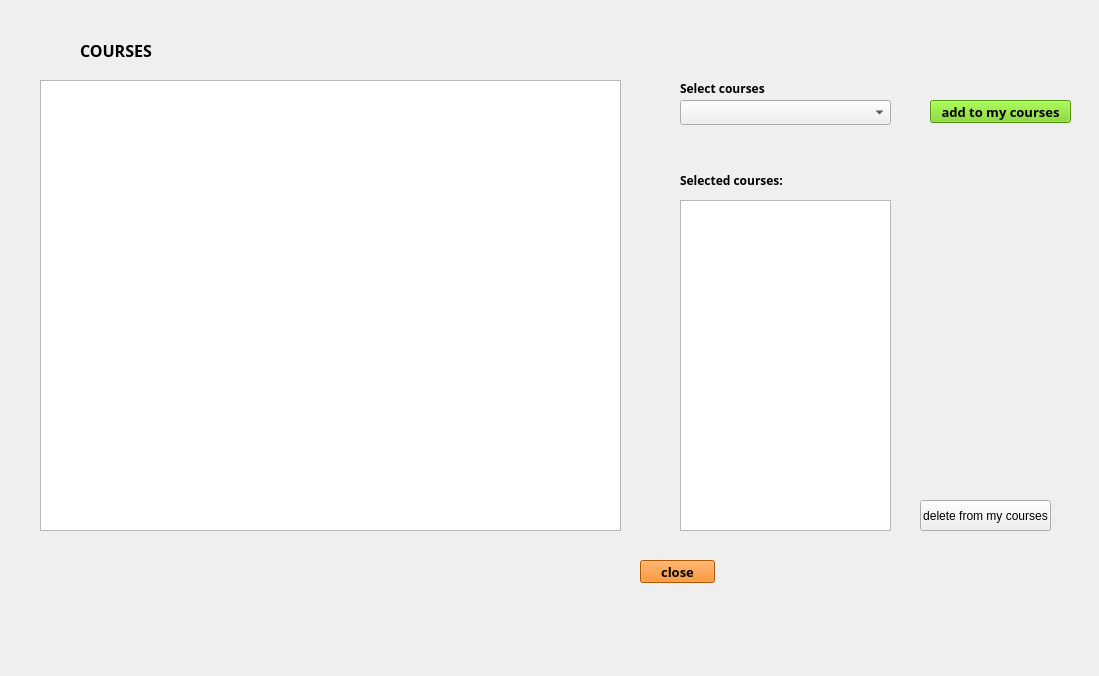
This is courseswidgetstudent.ui in casalete/ErasmusIo as Qt 5 draws it before an edit. The edited form follows.
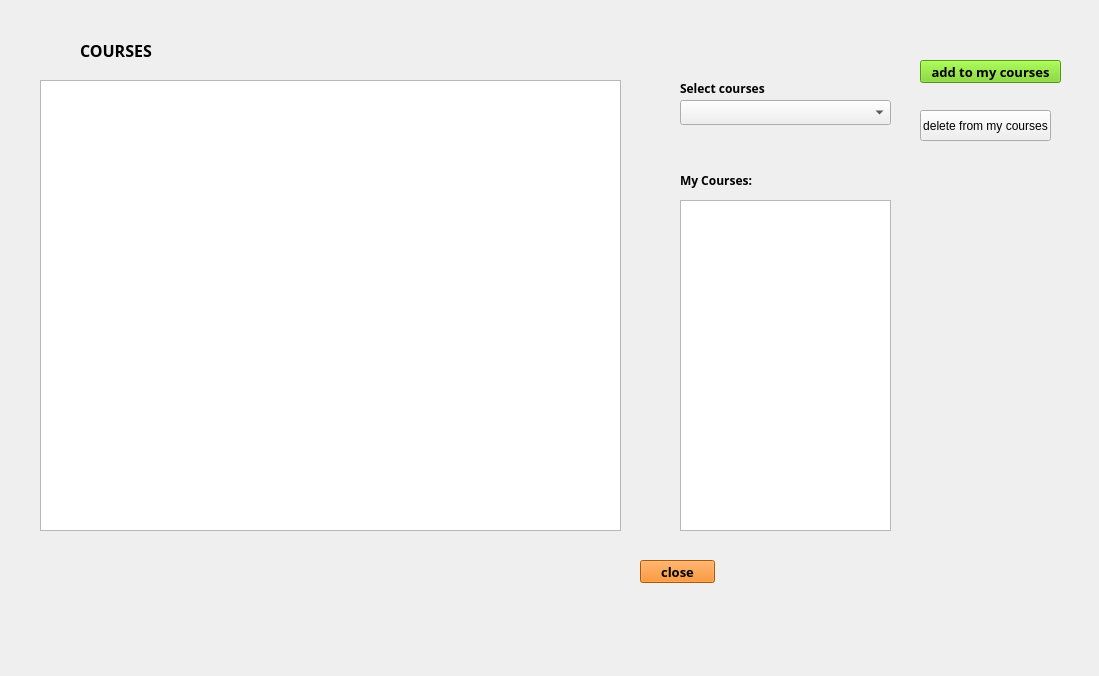
This is the edited form. Icons and pictures are not drawn.

```diff
--- a/courseswidgetstudent.ui
+++ b/courseswidgetstudent.ui
@@ -103,7 +103,7 @@
     <string notr="true">background:transparent;</string>
    </property>
    <property name="text">
-    <string>Selected courses:</string>
+    <string>My Courses:</string>
    </property>
   </widget>
   <widget class="QListView" name="listView">
@@ -143,8 +143,8 @@
   <widget class="QPushButton" name="pushButton">
    <property name="geometry">
     <rect>
-     <x>930</x>
-     <y>100</y>
+     <x>920</x>
+     <y>60</y>
      <width>141</width>
      <height>23</height>
     </rect>
@@ -168,7 +168,7 @@
    <property name="geometry">
     <rect>
      <x>920</x>
-     <y>500</y>
+     <y>110</y>
      <width>131</width>
      <height>31</height>
     </rect>
```
